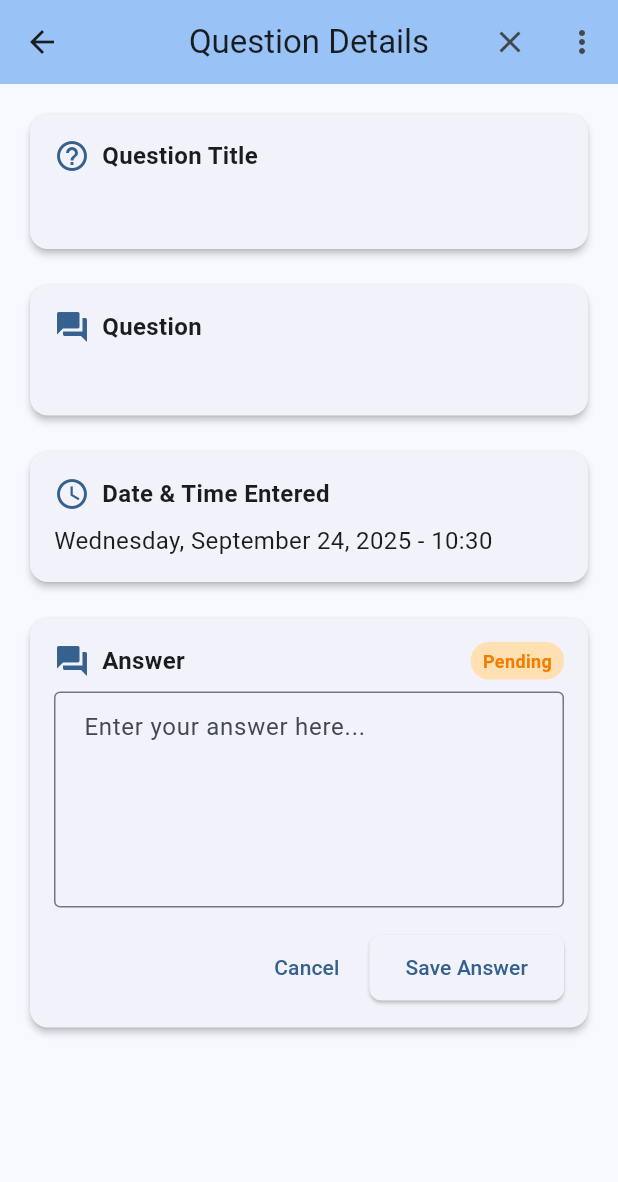
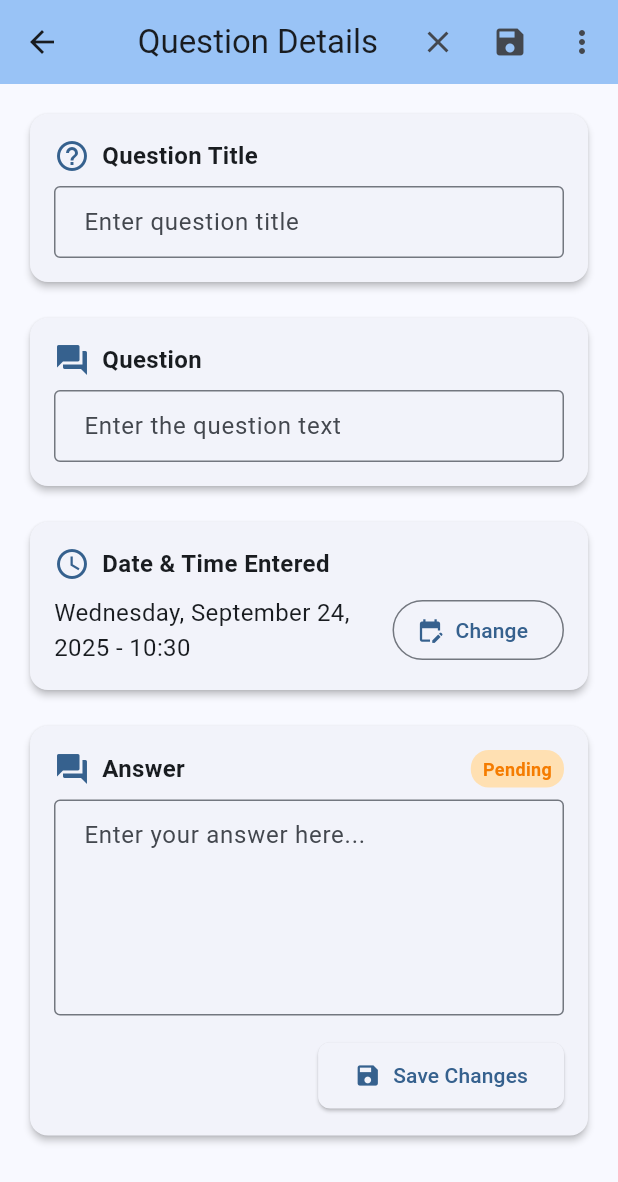
Before and after one commit to scott-gibson-se/HospiceHelper, a Flutter app: the QuestionDetailScreen screen opened directly with empty values, after a tap on the "edit" icon, on a phone screen of 412 x 824 dp. Shown: the top 1182 px of the screen. Run offline on Flutter 3.47's test engine with Material 3 defaults, Android fonts, the phone set to English and light mode, and no system bars; our stand-ins replace flutter_local_notifications, pdf, shared_preferences, sqflite, timezone; accounts and stored records are empty.

Commit message:
Enhance note and question detail screens with live updates: Implemented real-time synchronization of note and question data from the provider, ensuring users see the latest changes. Updated UI components to reflect current values and added functionality for editing and saving changes directly from the detail screens, improving user experience and data accuracy.

```diff
--- a/lib/screens/question_detail_screen.dart
+++ b/lib/screens/question_detail_screen.dart
@@ -14,26 +14,58 @@ class QuestionDetailScreen extends StatefulWidget {
 }
 
 class _QuestionDetailScreenState extends State<QuestionDetailScreen> {
+  late TextEditingController _titleController;
+  late TextEditingController _questionTextController;
   late TextEditingController _answerController;
+  late DateTime _dateEntered;
   bool _isEditing = false;
 
   @override
   void initState() {
     super.initState();
+    _titleController = TextEditingController(text: widget.question.title);
+    _questionTextController = TextEditingController(text: widget.question.questionText);
     _answerController = TextEditingController(text: widget.question.answer ?? '');
+    _dateEntered = widget.question.dateEntered;
   }
 
   @override
   void dispose() {
+    _titleController.dispose();
+    _questionTextController.dispose();
     _answerController.dispose();
     super.dispose();
   }
 
-  Future<void> _saveAnswer() async {
-    if (_answerController.text.trim().isEmpty) {
+  Future<void> _pickDateTime() async {
+    final DateTime? pickedDate = await showDatePicker(
+      context: context,
+      initialDate: _dateEntered,
+      firstDate: DateTime(2000),
+      lastDate: DateTime(2100),
+    );
+    if (pickedDate == null) return;
+    final TimeOfDay? pickedTime = await showTimePicker(
+      context: context,
+      initialTime: TimeOfDay.fromDateTime(_dateEntered),
+    );
+    if (pickedTime == null) return;
+    setState(() {
+      _dateEntered = DateTime(
+        pickedDate.year,
+        pickedDate.month,
+        pickedDate.day,
+        pickedTime.hour,
+        pickedTime.minute,
+      );
+    });
+  }
+
+  Future<void> _saveAllChanges(Question current) async {
+    if (_titleController.text.trim().isEmpty || _questionTextController.text.trim().isEmpty) {
       ScaffoldMessenger.of(context).showSnackBar(
         const SnackBar(
-          content: Text('Please enter an answer'),
+          content: Text('Please fill in title and question text'),
           backgroundColor: Colors.orange,
         ),
       );
@@ -41,10 +73,16 @@ class _QuestionDetailScreenState extends State<QuestionDetailScreen> {
     }
 
     try {
-      await context.read<QuestionProvider>().answerQuestion(
-        widget.question.id!,
-        _answerController.text.trim(),
+      final String answerText = _answerController.text.trim();
+      final updated = current.copyWith(
+        title: _titleController.text.trim(),
+        questionText: _questionTextController.text.trim(),
+        dateEntered: _dateEntered,
+        answer: answerText.isEmpty ? null : answerText,
+        answeredAt: answerText.isEmpty ? null : (current.answeredAt ?? DateTime.now()),
+        updatedAt: DateTime.now(),
       );
+      await context.read<QuestionProvider>().updateQuestion(updated);
 
       setState(() {
         _isEditing = false;
@@ -53,7 +91,7 @@ class _QuestionDetailScreenState extends State<QuestionDetailScreen> {
       if (mounted) {
         ScaffoldMessenger.of(context).showSnackBar(
           const SnackBar(
-            content: Text('Answer saved successfully'),
+            content: Text('Question updated'),
             backgroundColor: Colors.green,
           ),
         );
@@ -62,7 +100,7 @@ class _QuestionDetailScreenState extends State<QuestionDetailScreen> {
       if (mounted) {
         ScaffoldMessenger.of(context).showSnackBar(
           SnackBar(
-            content: Text('Error saving answer: $e'),
+            content: Text('Error saving changes: $e'),
             backgroundColor: Colors.red,
           ),
         );
@@ -117,19 +155,37 @@ class _QuestionDetailScreenState extends State<QuestionDetailScreen> {
 
   @override
   Widget build(BuildContext context) {
+    final provider = context.watch<QuestionProvider>();
+    final Question current = provider.questions.firstWhere(
+      (q) => q.id == widget.question.id,
+      orElse: () => widget.question,
+    );
     return Scaffold(
       appBar: AppBar(
         title: const Text('Question Details'),
         backgroundColor: Theme.of(context).colorScheme.inversePrimary,
         actions: [
-          if (!widget.question.isAnswered)
           IconButton(
             onPressed: () {
               setState(() {
+                if (!_isEditing) {
+                  // sync controllers from latest provider value
+                  _titleController.text = current.title;
+                  _questionTextController.text = current.questionText;
+                  _answerController.text = current.answer ?? '';
+                  _dateEntered = current.dateEntered;
+                }
                 _isEditing = !_isEditing;
               });
             },
             icon: Icon(_isEditing ? Icons.close : Icons.edit),
+            tooltip: _isEditing ? 'Cancel' : 'Edit',
+          ),
+          if (_isEditing)
+            IconButton(
+              onPressed: () => _saveAllChanges(current),
+              icon: const Icon(Icons.save),
+              tooltip: 'Save',
             ),
           PopupMenuButton<String>(
             onSelected: (value) {
@@ -181,8 +237,17 @@ class _QuestionDetailScreenState extends State<QuestionDetailScreen> {
                       ],
                     ),
                     const SizedBox(height: 8),
+                    if (_isEditing)
+                      TextField(
+                        controller: _titleController,
+                        decoration: const InputDecoration(
+                          hintText: 'Enter question title',
+                          border: OutlineInputBorder(),
+                        ),
+                      )
+                    else
                       Text(
-                      widget.question.title,
+                        current.title,
                         style: const TextStyle(fontSize: 18),
                       ),
                   ],
@@ -215,8 +280,18 @@ class _QuestionDetailScreenState extends State<QuestionDetailScreen> {
                       ],
                     ),
                     const SizedBox(height: 8),
+                    if (_isEditing)
+                      TextField(
+                        controller: _questionTextController,
+                        maxLines: null,
+                        decoration: const InputDecoration(
+                          hintText: 'Enter the question text',
+                          border: OutlineInputBorder(),
+                        ),
+                      )
+                    else
                       Text(
-                      widget.question.questionText,
+                        current.questionText,
                         style: const TextStyle(fontSize: 16),
                       ),
                   ],
@@ -249,8 +324,26 @@ class _QuestionDetailScreenState extends State<QuestionDetailScreen> {
                       ],
                     ),
                     const SizedBox(height: 8),
+                    if (_isEditing)
+                      Row(
+                        children: [
+                          Expanded(
+                            child: Text(
+                              DateFormat('EEEE, MMMM dd, yyyy - HH:mm').format(_dateEntered),
+                              style: const TextStyle(fontSize: 16),
+                            ),
+                          ),
+                          const SizedBox(width: 8),
+                          OutlinedButton.icon(
+                            onPressed: _pickDateTime,
+                            icon: const Icon(Icons.edit_calendar),
+                            label: const Text('Change'),
+                          )
+                        ],
+                      )
+                    else
                       Text(
-                      DateFormat('EEEE, MMMM dd, yyyy - HH:mm').format(widget.question.dateEntered),
+                        DateFormat('EEEE, MMMM dd, yyyy - HH:mm').format(current.dateEntered),
                         style: const TextStyle(fontSize: 16),
                       ),
                   ],
@@ -284,17 +377,17 @@ class _QuestionDetailScreenState extends State<QuestionDetailScreen> {
                         Container(
                           padding: const EdgeInsets.symmetric(horizontal: 8, vertical: 4),
                           decoration: BoxDecoration(
-                            color: widget.question.isAnswered
+                            color: current.isAnswered
                                 ? Colors.green.shade100
                                 : Colors.orange.shade100,
                             borderRadius: BorderRadius.circular(12),
                           ),
                           child: Text(
-                            widget.question.status,
+                            current.status,
                             style: TextStyle(
                               fontSize: 12,
                               fontWeight: FontWeight.bold,
-                              color: widget.question.isAnswered
+                              color: current.isAnswered
                                   ? Colors.green.shade700
                                   : Colors.orange.shade700,
                             ),
@@ -315,24 +408,13 @@ class _QuestionDetailScreenState extends State<QuestionDetailScreen> {
                             maxLines: 5,
                           ),
                           const SizedBox(height: 16),
-                          Row(
-                            mainAxisAlignment: MainAxisAlignment.end,
-                            children: [
-                              TextButton(
-                                onPressed: () {
-                                  setState(() {
-                                    _isEditing = false;
-                                    _answerController.text = widget.question.answer ?? '';
-                                  });
-                                },
-                                child: const Text('Cancel'),
+                          Align(
+                            alignment: Alignment.centerRight,
+                            child: ElevatedButton.icon(
+                              onPressed: () => _saveAllChanges(current),
+                              icon: const Icon(Icons.save),
+                              label: const Text('Save Changes'),
                             ),
-                              const SizedBox(width: 8),
-                              ElevatedButton(
-                                onPressed: _saveAnswer,
-                                child: const Text('Save Answer'),
-                              ),
-                            ],
                           ),
                         ],
                       )
@@ -340,14 +422,14 @@ class _QuestionDetailScreenState extends State<QuestionDetailScreen> {
                       Column(
                         crossAxisAlignment: CrossAxisAlignment.start,
                         children: [
-                          if (widget.question.isAnswered) ...[
+                          if (current.isAnswered) ...[
                             Text(
-                              widget.question.answer!,
+                              current.answer!,
                               style: const TextStyle(fontSize: 16),
                             ),
                             const SizedBox(height: 8),
                             Text(
-                              'Answered on: ${DateFormat('MMM dd, yyyy - HH:mm').format(widget.question.answeredAt!)}',
+                              'Answered on: ${DateFormat('MMM dd, yyyy - HH:mm').format(current.answeredAt!)}',
                               style: TextStyle(
                                 fontSize: 12,
                                 color: Colors.grey.shade600,
```
Also changed, not shown: lib/screens/note_detail_screen.dart (+25 -7 lines). Lines whose indentation alone changed are shown as unchanged.
